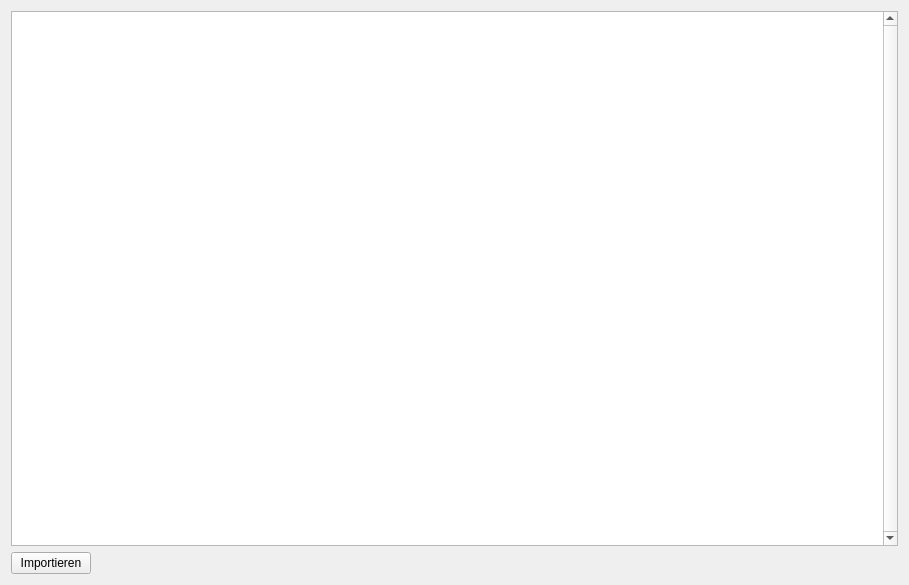
Before: the Qt Designer form APIS/ui/apis_image_digital_auto_import.ui in APIS-Luftbildarchiv/APIS3, drawn with Qt 5.
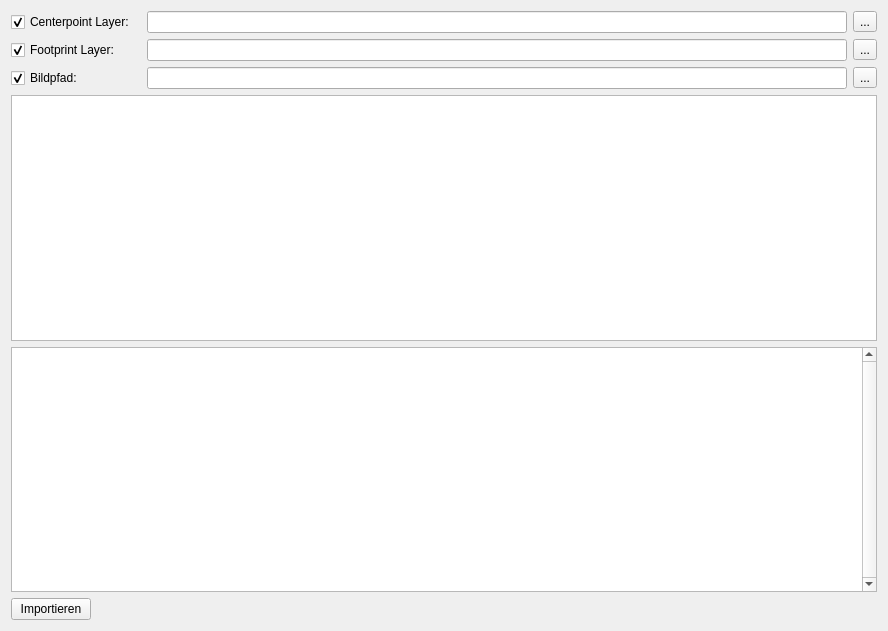
After: the same form once the commit is applied. Icons and pictures are not drawn.

What changed in the file:
```diff
--- a/APIS/ui/apis_image_digital_auto_import.ui
+++ b/APIS/ui/apis_image_digital_auto_import.ui
@@ -9,8 +9,8 @@
    <rect>
     <x>0</x>
     <y>0</y>
-    <width>909</width>
-    <height>585</height>
+    <width>888</width>
+    <height>631</height>
    </rect>
   </property>
   <property name="acceptDrops">
@@ -26,8 +26,8 @@
   <property name="modal">
    <bool>true</bool>
   </property>
-  <layout class="QVBoxLayout" name="verticalLayout">
-   <item>
+  <layout class="QGridLayout" name="gridLayout">
+   <item row="5" column="0" colspan="4">
     <widget class="QPlainTextEdit" name="uiReportPTxt">
      <property name="sizePolicy">
       <sizepolicy hsizetype="Expanding" vsizetype="Expanding">
@@ -49,7 +49,67 @@
      </property>
     </widget>
    </item>
-   <item>
+   <item row="1" column="2">
+    <widget class="QLineEdit" name="lineEdit_2"/>
+   </item>
+   <item row="0" column="2">
+    <widget class="QLineEdit" name="lineEdit"/>
+   </item>
+   <item row="1" column="0">
+    <widget class="QCheckBox" name="checkBox_2">
+     <property name="text">
+      <string>Footprint Layer:</string>
+     </property>
+     <property name="checked">
+      <bool>true</bool>
+     </property>
+    </widget>
+   </item>
+   <item row="0" column="0">
+    <widget class="QCheckBox" name="checkBox">
+     <property name="text">
+      <string>Centerpoint Layer:</string>
+     </property>
+     <property name="checked">
+      <bool>true</bool>
+     </property>
+    </widget>
+   </item>
+   <item row="0" column="3">
+    <widget class="QToolButton" name="toolButton">
+     <property name="text">
+      <string>...</string>
+     </property>
+    </widget>
+   </item>
+   <item row="1" column="3">
+    <widget class="QToolButton" name="toolButton_2">
+     <property name="text">
+      <string>...</string>
+     </property>
+    </widget>
+   </item>
+   <item row="2" column="0">
+    <widget class="QCheckBox" name="checkBox_3">
+     <property name="text">
+      <string>Bildpfad:</string>
+     </property>
+     <property name="checked">
+      <bool>true</bool>
+     </property>
+    </widget>
+   </item>
+   <item row="2" column="2">
+    <widget class="QLineEdit" name="lineEdit_3"/>
+   </item>
+   <item row="2" column="3">
+    <widget class="QToolButton" name="toolButton_3">
+     <property name="text">
+      <string>...</string>
+     </property>
+    </widget>
+   </item>
+   <item row="6" column="0">
     <widget class="QPushButton" name="uiImportBtn">
      <property name="sizePolicy">
       <sizepolicy hsizetype="Maximum" vsizetype="Fixed">
@@ -75,6 +135,9 @@
      </property>
     </widget>
    </item>
+   <item row="4" column="0" colspan="4">
+    <widget class="QTableView" name="tableView"/>
+   </item>
   </layout>
  </widget>
  <resources>
```
